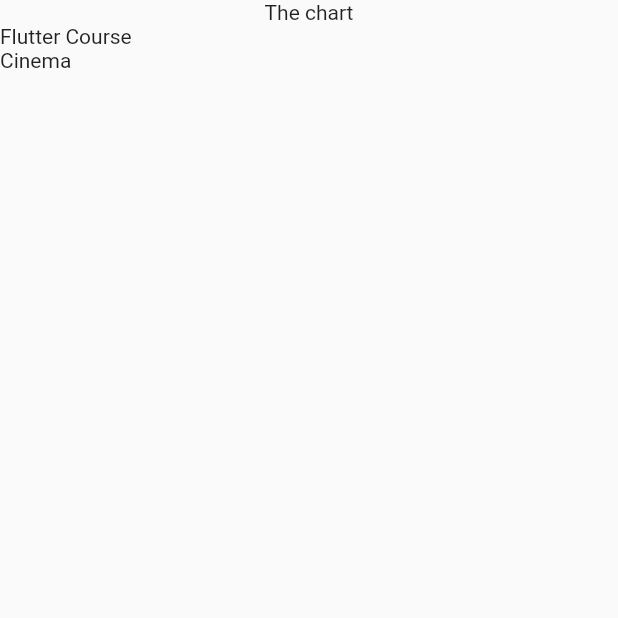
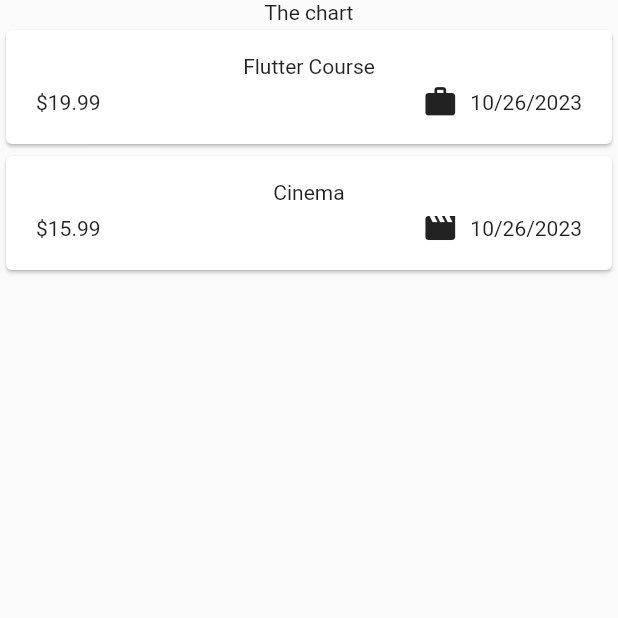
Before and after one commit to kartpop/expense_tracker, a Flutter app: the screen it shows after launch, on a phone screen of 412 x 824 dp, the top half of it. Run offline on Flutter 3.47's test engine with Material 2 defaults, Android fonts, the phone set to English and light mode, and no system bars.

Commit message:
feat: style expense item widget and restructure project into proper folders

```diff
--- a/lib/main.dart
+++ b/lib/main.dart
@@ -1,4 +1,4 @@
-import 'package:expense_tracker/expenses.dart';
+import 'package:expense_tracker/widgets/expenses.dart';
 import 'package:flutter/material.dart';
 
 void main() {
--- a/lib/models/expense.dart
+++ b/lib/models/expense.dart
@@ -1,8 +1,19 @@
+import 'package:flutter/material.dart';
+import 'package:intl/intl.dart';
 import 'package:uuid/uuid.dart';
 
 const uuid = Uuid();
 
+final formatter = DateFormat.yMd();
+
 enum Category { food, travel, leisure, work }
+
+const categoryIcons = {
+  Category.food: Icons.lunch_dining,
+  Category.travel: Icons.flight_takeoff,
+  Category.leisure: Icons.movie,
+  Category.work: Icons.work,
+};
 
 class Expense {
   Expense({
@@ -17,4 +28,8 @@ class Expense {
   final double amount;
   final DateTime date;
   final Category category;
+
+  String get formattedDate {
+    return formatter.format(date);
+  }
 }
--- a/lib/expenses.dart
+++ b/lib/widgets/expenses.dart
@@ -1,7 +1,6 @@
-import 'package:expense_tracker/expenses_list.dart';
+import 'package:expense_tracker/widgets/expenses_list/expenses_list.dart';
 import 'package:expense_tracker/models/expense.dart';
 import 'package:flutter/material.dart';
-import 'package:flutter/widgets.dart';
 
 class Expenses extends StatefulWidget {
   const Expenses({super.key});
--- /dev/null
+++ b/lib/widgets/expenses_list/expense_item.dart
@@ -0,0 +1,39 @@
+import 'package:expense_tracker/models/expense.dart';
+import 'package:flutter/material.dart';
+
+class ExpenseItem extends StatelessWidget {
+  const ExpenseItem(this.expense, {super.key});
+
+  final Expense expense;
+
+  @override
+  Widget build(BuildContext context) {
+    return Card(
+      child: Padding(
+        padding: const EdgeInsets.symmetric(
+          horizontal: 20,
+          vertical: 16,
+        ),
+        child: Column(
+          children: [
+            Text(expense.title),
+            const SizedBox(height: 4),
+            Row(
+              children: [
+                Text('\$${expense.amount.toStringAsFixed(2)}'),
+                const Spacer(),
+                Row(
+                  children: [
+                    Icon(categoryIcons[expense.category]),
+                    const SizedBox(width: 8),
+                    Text(expense.formattedDate)
+                  ],
+                ),
+              ],
+            ),
+          ],
+        ),
+      ),
+    );
+  }
+}
--- a/lib/expenses_list.dart
+++ b/lib/widgets/expenses_list/expenses_list.dart
@@ -1,8 +1,9 @@
 import 'package:expense_tracker/models/expense.dart';
+import 'package:expense_tracker/widgets/expenses_list/expense_item.dart';
 import 'package:flutter/material.dart';
 
 class ExpensesList extends StatelessWidget {
-  ExpensesList({super.key, required this.expenses});
+  const ExpensesList({super.key, required this.expenses});
 
   final List<Expense> expenses;
 
@@ -10,7 +11,7 @@ class ExpensesList extends StatelessWidget {
   Widget build(BuildContext context) {
     return ListView.builder(
       itemCount: expenses.length,
-      itemBuilder: (ctx, index) => Text(expenses[index].title),
+      itemBuilder: (ctx, index) => ExpenseItem(expenses[index]),
     );
   }
 }
--- a/pubspec.yaml
+++ b/pubspec.yaml
@@ -36,6 +36,7 @@ dependencies:
   # Use with the CupertinoIcons class for iOS style icons.
   cupertino_icons: ^1.0.2
   uuid: ^4.1.0
+  intl: ^0.18.1
 
 dev_dependencies:
   flutter_test:
```
Also changed, not shown: pubspec.lock.
